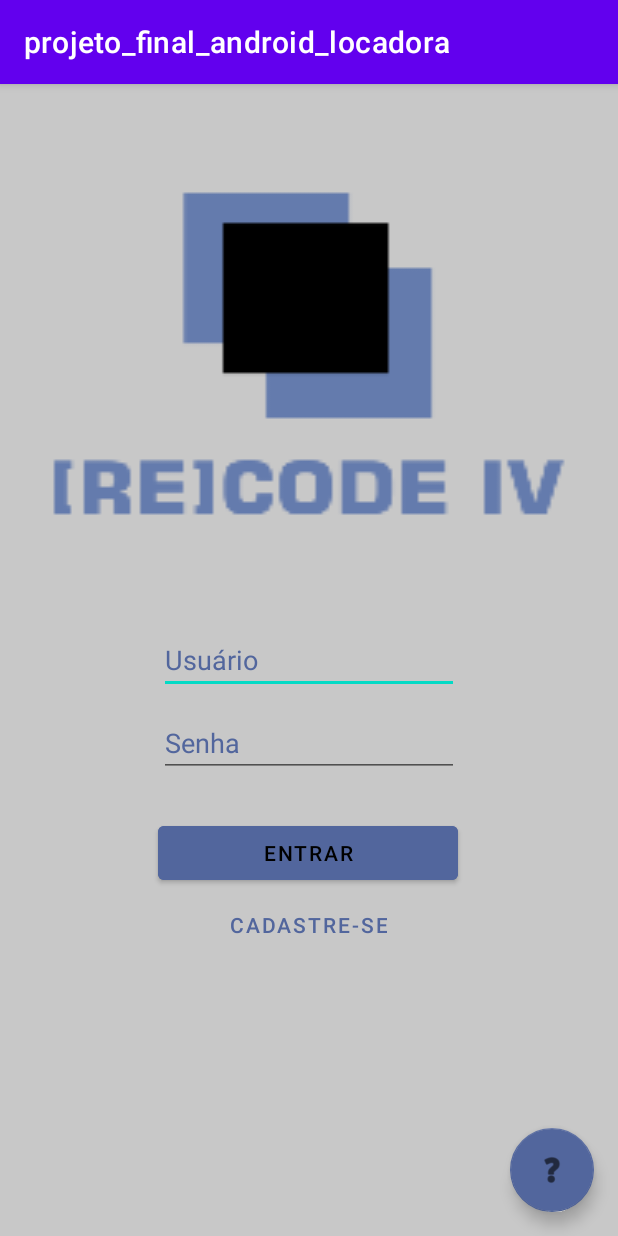
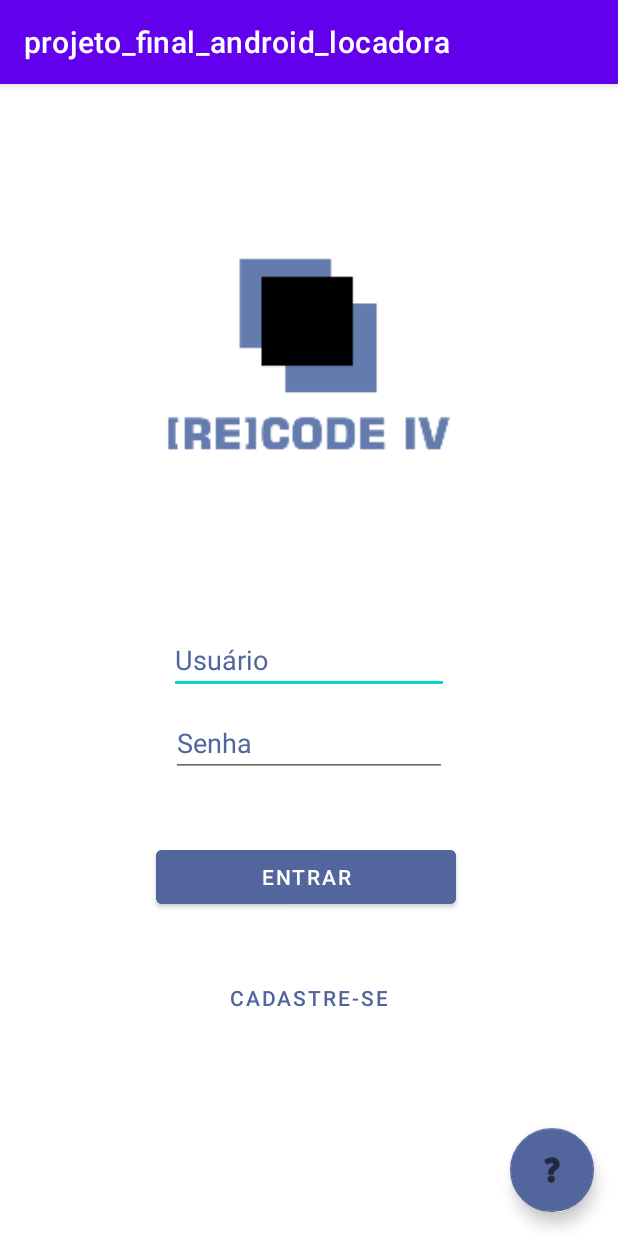
Before and after one commit to gusttavopapini/projeto_final_recode_grupo, an Android app: the screen it shows after launch (MainActivity), on a phone screen of 412 x 824 dp. Run offline under Robolectric (Android 15) with nearby library versions, the phone set to English and light mode, and no system bars.

Commit message:
commit editando android

```diff
--- a/android/app/src/main/res/layout/activity_main.xml
+++ b/android/app/src/main/res/layout/activity_main.xml
@@ -4,16 +4,17 @@
     xmlns:tools="http://schemas.android.com/tools"
     android:layout_width="match_parent"
     android:layout_height="match_parent"
-    android:background="@color/cardview_shadow_start_color"
+    android:background="@color/cardview_light_background"
     tools:context=".MainActivity">
 
 
     <EditText
         android:id="@+id/usuario"
-        android:layout_width="200dp"
+        android:layout_width="wrap_content"
         android:layout_height="wrap_content"
-        android:hint="Usuário"
+        android:hint="Usuário                         "
         android:textColorHint="#52669D"
+        android:textColor="@color/black"
         app:layout_constraintBottom_toBottomOf="parent"
         app:layout_constraintEnd_toEndOf="parent"
         app:layout_constraintStart_toStartOf="parent"
@@ -21,12 +22,13 @@
 
     <EditText
         android:id="@+id/senha"
-        android:layout_width="200dp"
+        android:layout_width="wrap_content"
         android:layout_height="wrap_content"
         android:layout_marginTop="10dp"
-        android:hint="Senha"
+        android:hint="Senha                           "
         android:inputType="textPassword"
         android:textColorHint="#52669D"
+        android:textColor="@color/black"
         app:layout_constraintEnd_toEndOf="parent"
         app:layout_constraintStart_toStartOf="parent"
         app:layout_constraintTop_toBottomOf="@+id/usuario" />
@@ -37,15 +39,15 @@
         android:layout_width="200dp"
         android:layout_height="wrap_content"
         android:backgroundTint="#52669D"
+        android:onClick="fazerLogin"
         android:text="entrar"
-        android:onClick="fazerLogin"
-        android:textColor="@color/black"
+        android:textColor="@color/cardview_light_background"
         app:layout_constraintBottom_toBottomOf="parent"
         app:layout_constraintEnd_toEndOf="parent"
-        app:layout_constraintHorizontal_bias="0.498"
+        app:layout_constraintHorizontal_bias="0.492"
         app:layout_constraintStart_toStartOf="parent"
         app:layout_constraintTop_toBottomOf="@+id/senha"
-        app:layout_constraintVertical_bias="0.104" />
+        app:layout_constraintVertical_bias="0.166" />
 
     <Button
         android:id="@+id/botaoCadastro"
@@ -59,12 +61,12 @@
         app:layout_constraintHorizontal_bias="0.498"
         app:layout_constraintStart_toStartOf="parent"
         app:layout_constraintTop_toBottomOf="@+id/botaoEntrar"
-        app:layout_constraintVertical_bias="0.0" />
+        app:layout_constraintVertical_bias="0.197" />
 
     <ImageView
         android:id="@+id/logo"
-        android:layout_width="357dp"
-        android:layout_height="324dp"
+        android:layout_width="197dp"
+        android:layout_height="192dp"
         android:background="@mipmap/logo_final_foreground"
         app:layout_constraintBottom_toTopOf="@id/usuario"
         app:layout_constraintEnd_toEndOf="parent"
--- a/android/app/src/main/res/layout/activity_menu_geral.xml
+++ b/android/app/src/main/res/layout/activity_menu_geral.xml
@@ -5,7 +5,7 @@
     android:layout_width="match_parent"
     android:layout_height="match_parent"
     tools:context=".MenuGeral"
-    android:background="@color/cardview_shadow_start_color">
+    android:background="@color/cardview_light_background">
 
     <ImageButton
         android:id="@+id/logout"
```
